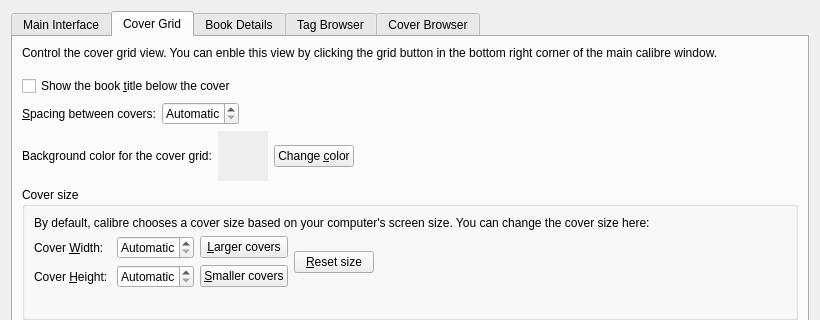
Old version of the form src/calibre/gui2/preferences/look_feel.ui in the repository kovidgoyal/calibre; both pictures show x 0 to 820 and y 0 to 320 of the 820 by 519 pixel window.
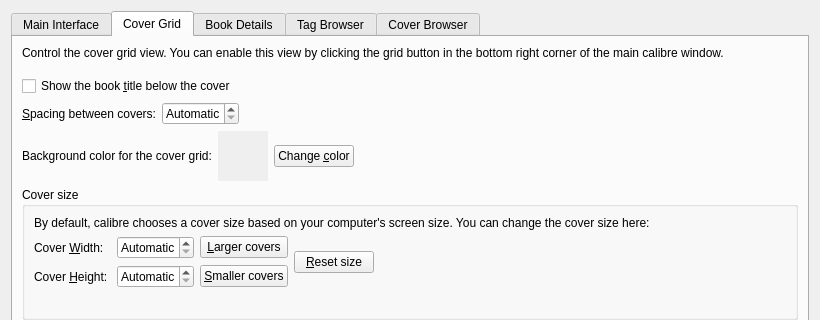
New version of the form. The open tabs and pages were chosen to show the change. Icons and pictures are not drawn. Custom widgets are drawn as their Qt base class.

Commit message: Fix #1212943 [Minor typo in Calibre message (enble)](https://bugs.launchpad.net/calibre/+bug/1212943)

Patch:
```diff
--- a/src/calibre/gui2/preferences/look_feel.ui
+++ b/src/calibre/gui2/preferences/look_feel.ui
@@ -235,7 +235,7 @@
        <item>
         <widget class="QLabel" name="label_19">
          <property name="text">
-          <string>Control the cover grid view. You can enble this view by clicking the grid button in the bottom right corner of the main calibre window.</string>
+          <string>Control the cover grid view. You can enable this view by clicking the grid button in the bottom right corner of the main calibre window.</string>
          </property>
          <property name="wordWrap">
           <bool>true</bool>
```
